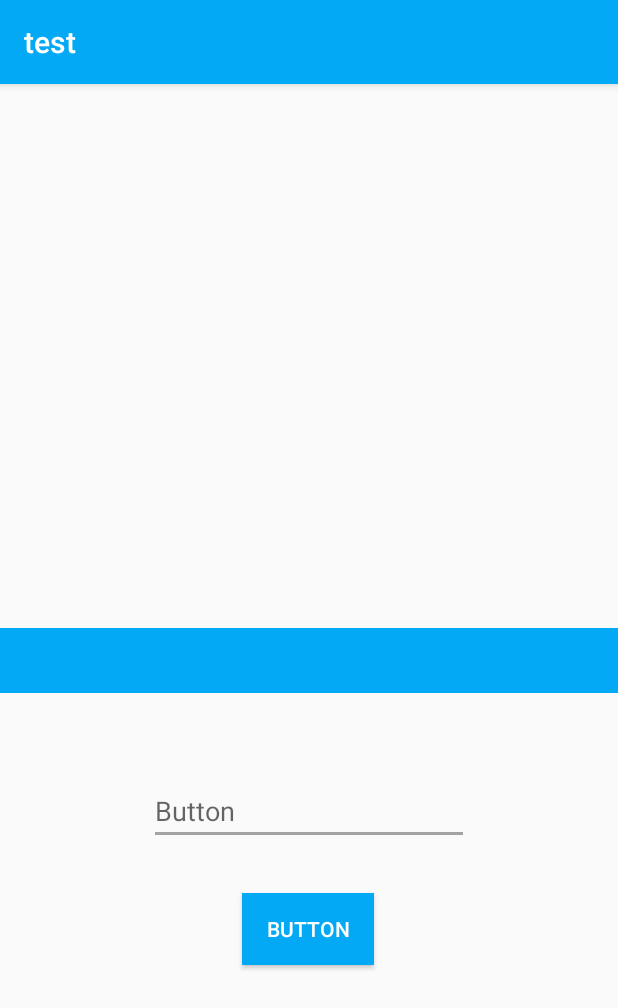
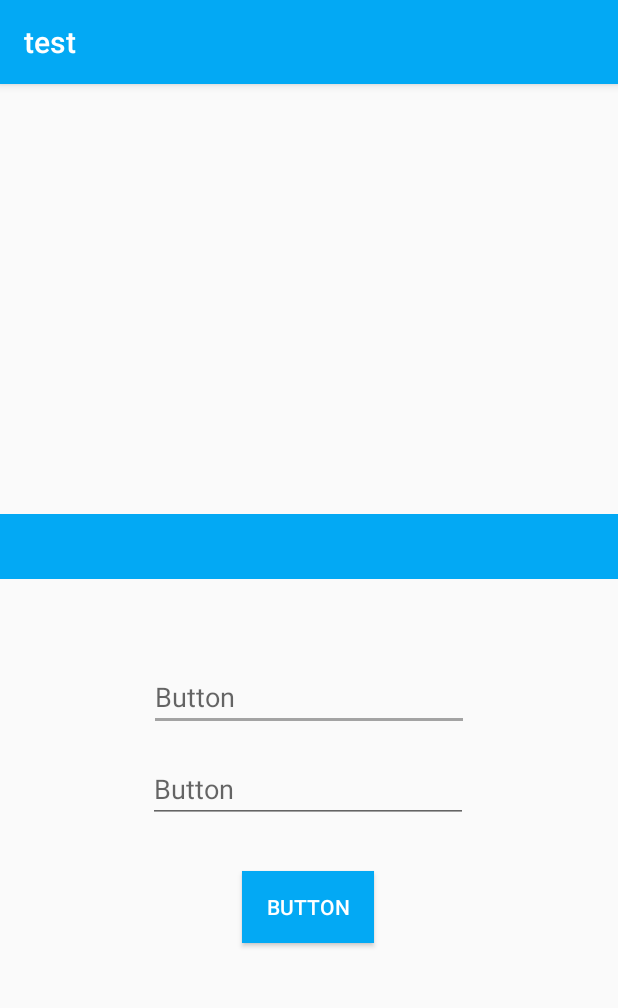
Before and after one commit to Restuananda/example-1, an Android app: the screen it shows after launch (MainActivity), on a phone screen of 412 x 824 dp. Shown: the top 1008 px of the screen. Run offline under Robolectric (Android 15) with nearby library versions, the phone set to English and light mode, and no system bars; our stand-ins replace data binding, navigation-ui.

Commit message:
pass data between fragment using navigation

```diff
--- a/app/build.gradle
+++ b/app/build.gradle
@@ -42,8 +42,11 @@ dependencies {
     testImplementation 'junit:junit:4.12'
     androidTestImplementation 'androidx.test.ext:junit:1.1.1'
     androidTestImplementation 'androidx.test.espresso:espresso-core:3.2.0'
+
+    //navigation
     implementation 'androidx.navigation:navigation-fragment-ktx:2.3.0'
     implementation 'androidx.navigation:navigation-ui-ktx:2.3.0'
+    //material
     implementation 'com.google.android.material:material:1.2.0'
 
 }
--- a/app/src/main/AndroidManifest.xml
+++ b/app/src/main/AndroidManifest.xml
@@ -10,10 +10,9 @@
         android:supportsRtl="true"
         android:theme="@style/AppTheme">
         <activity android:name=".MainActivity"
-            android:configChanges="orientation|keyboardHidden">
+            android:configChanges="orientation|screenSize|keyboardHidden">
             <intent-filter>
                 <action android:name="android.intent.action.MAIN" />
-
                 <category android:name="android.intent.category.LAUNCHER" />
             </intent-filter>
         </activity>
--- a/app/src/main/java/com/learn/test/MainActivity.kt
+++ b/app/src/main/java/com/learn/test/MainActivity.kt
@@ -7,6 +7,7 @@ import android.os.Bundle
 import android.view.View
 import android.widget.Toast
 import androidx.databinding.DataBindingUtil
+import androidx.drawerlayout.widget.DrawerLayout
 import androidx.fragment.app.FragmentTransaction
 import androidx.navigation.findNavController
 import androidx.navigation.ui.NavigationUI
@@ -14,25 +15,32 @@ import com.learn.test.databinding.ActivityMainBinding
 import kotlinx.android.synthetic.main.activity_main.*
 import kotlinx.android.synthetic.main.fragment_second.*
 
-class MainActivity : AppCompatActivity(), transfer {
+class MainActivity : AppCompatActivity() {
+
 
     override fun onCreate(savedInstanceState: Bundle?) {
         super.onCreate(savedInstanceState)
         setContentView(R.layout.activity_main)
-//        @Suppress("UNUSED_VARIABLE")
-        val binding = DataBindingUtil.setContentView<ActivityMainBinding>(this, R.layout.activity_main)
+
+//        val binding = DataBindingUtil.setContentView<ActivityMainBinding>(this,
+//            R.layout.activity_main)
+
+        /*
         val second = Second()
         supportFragmentManager.beginTransaction().replace(R.id.main_activity, second).commit()
-//        val navController = this.findNavController(R.id.NavHost)
-//        NavigationUI.setupActionBarWithNavController(this, navController)
+        */
+        val navController = this.findNavController(R.id.NavHost)
+//        return binding.root
     }
+    //navigasi up
+    /* override fun onSupportNavigateUp(): Boolean {
+        val navController = this.findNavController(R.id.NavHost)
+        return navController.navigateUp()
+    }
+    */
 
-//    override fun onSupportNavigateUp(): Boolean {
-//        val navController = this.findNavController(R.id.NavHost)
-//        return navController.navigateUp()
-//    }
-
-    override fun passData(editexti_string: String) {
+    //pass data via interface
+    /*override fun passData(editexti_string: String) {
         val bundle = Bundle()
         bundle.putString("input_text", editexti_string)
         val trasaction = this.supportFragmentManager.beginTransaction()
@@ -44,9 +52,5 @@ class MainActivity : AppCompatActivity(), transfer {
         trasaction.setTransition(FragmentTransaction.TRANSIT_FRAGMENT_FADE)
         trasaction.commit()
     }
-
-
-    override fun onRestoreInstanceState(savedInstanceState: Bundle) {
-        super.onRestoreInstanceState(savedInstanceState)
-    }
+    */
 }
--- a/app/src/main/res/layout/activity_main.xml
+++ b/app/src/main/res/layout/activity_main.xml
@@ -8,14 +8,13 @@
         android:layout_width="match_parent"
         android:layout_height="match_parent"
         android:orientation="vertical">
+    <fragment
+        android:id="@+id/NavHost"
+        android:name="androidx.navigation.fragment.NavHostFragment"
+        android:layout_width="match_parent"
+        android:layout_height="match_parent"
+        app:defaultNavHost = "true"
+        app:navGraph = "@navigation/navigation"/>
 
-
-<!--    <fragment-->
-<!--        android:id="@+id/NavHost"-->
-<!--        android:name="androidx.navigation.fragment.NavHostFragment"-->
-<!--        android:layout_width="match_parent"-->
-<!--        android:layout_height="match_parent"-->
-<!--        app:defaultNavHost = "true"-->
-<!--        app:navGraph = "@navigation/navigation"/>-->
     </LinearLayout>
 </layout>
--- a/app/src/main/res/layout/fragment_second.xml
+++ b/app/src/main/res/layout/fragment_second.xml
@@ -7,6 +7,7 @@
             name="data"
             type="com.learn.test.Data" />
     </data>
+
     <androidx.constraintlayout.widget.ConstraintLayout
         android:id="@+id/secon_fragment"
         android:layout_width="match_parent"
@@ -17,16 +18,18 @@
         <TextView
             android:id="@+id/textView"
             android:layout_width="match_parent"
-            android:textAlignment="center"
             android:layout_height="wrap_content"
             android:background="@color/colorBlue"
+            android:text="@{data.firstName}"
+            android:textAlignment="center"
             android:textColor="#ffff"
-            android:text="@{data.firstName}"
             android:textSize="32sp"
             app:layout_constraintBottom_toBottomOf="parent"
             app:layout_constraintEnd_toEndOf="parent"
+            app:layout_constraintHorizontal_bias="0.0"
             app:layout_constraintStart_toStartOf="parent"
             app:layout_constraintTop_toTopOf="parent"
+            app:layout_constraintVertical_bias="0.396"
             tools:text="Hello" />
 
         <EditText
@@ -42,6 +45,19 @@
             app:layout_constraintTop_toBottomOf="@+id/textView"
             />
 
+        <EditText
+            android:id="@+id/edit_umur"
+            android:layout_width="wrap_content"
+            android:layout_height="wrap_content"
+            android:layout_marginTop="16dp"
+            android:ems="10"
+            android:hint="@string/button"
+            android:inputType="textPersonName"
+            app:layout_constraintEnd_toEndOf="@+id/textView"
+            app:layout_constraintHorizontal_bias="0.497"
+            app:layout_constraintStart_toStartOf="@+id/textView"
+            app:layout_constraintTop_toBottomOf="@+id/edit_name" />
+
         <Button
             android:id="@+id/btn_next"
             android:layout_width="wrap_content"
@@ -53,9 +69,10 @@
             app:layout_constraintEnd_toEndOf="@+id/textView"
             app:layout_constraintHorizontal_bias="0.498"
             app:layout_constraintStart_toStartOf="@+id/textView"
-            app:layout_constraintTop_toBottomOf="@+id/edit_name"
+            app:layout_constraintTop_toBottomOf="@+id/edit_umur"
             tools:ignore="MissingConstraints" />
 
 
     </androidx.constraintlayout.widget.ConstraintLayout>
+
 </layout>
--- a/app/src/main/res/navigation/navigation.xml
+++ b/app/src/main/res/navigation/navigation.xml
@@ -13,6 +13,7 @@
         <action
             android:id="@+id/action_second_to_three"
             app:destination="@id/three" />
+
     </fragment>
     <fragment
         android:id="@+id/three"
@@ -25,6 +26,13 @@
         <action
             android:id="@+id/action_three_to_four"
             app:destination="@id/four" />
+        <argument
+            android:name="nama"
+            app:argType="string" />
+        <argument
+            android:name="umur"
+            app:argType="integer"
+            />
     </fragment>
     <fragment
         android:id="@+id/four"
--- a/app/src/main/res/values/strings.xml
+++ b/app/src/main/res/values/strings.xml
@@ -5,4 +5,5 @@
     <string name="hello_blank_fragment">Hello blank fragment</string>
     <string name="about">About</string>
     <string name="hello">Hello</string>
+    <string name="rule">Rule</string>
 </resources>
```
Also changed, not shown: app/src/main/java/com/learn/test/Second.kt (+17 -10 lines), app/src/main/java/com/learn/test/Three.kt (+18 -4 lines), app/src/main/res/drawable/nav_header.xml (added, +34 -0 lines), app/src/main/res/layout/fragment_three.xml (+14 -4 lines), app/src/main/res/menu/nav_menu.xml (added, +9 -0 lines).
